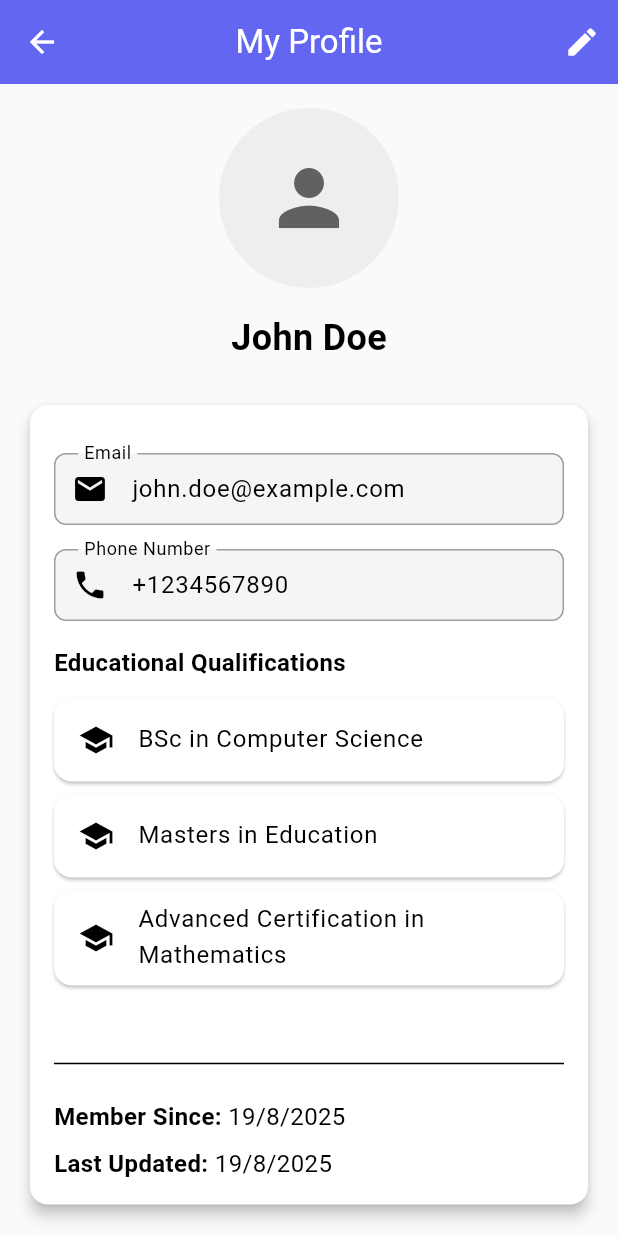
After one commit to Rsudheera/tuition-fee-fe, a Flutter app: the ProfileScreen screen opened by its route, on a phone screen of 412 x 824 dp. The commit adds this screen. Run offline on Flutter 3.47's test engine with Material 3 defaults, Android fonts, the phone set to English and light mode, and no system bars.

Commit message:
profile screen home

```diff
--- a/lib/data/models/teacher.dart
+++ b/lib/data/models/teacher.dart
@@ -5,6 +5,7 @@ class Teacher {
   final String email;
   final String phone;
   final String? profileImage;
+  final List<String> educationalQualifications;
   final DateTime createdAt;
   final DateTime updatedAt;
 
@@ -15,6 +16,7 @@ class Teacher {
     required this.email,
     required this.phone,
     this.profileImage,
+    this.educationalQualifications = const [],
     required this.createdAt,
     required this.updatedAt,
   });
@@ -29,6 +31,9 @@ class Teacher {
       email: json['email'] ?? '',
       phone: json['phone'] ?? '',
       profileImage: json['profileImage'],
+      educationalQualifications: json['educationalQualifications'] != null
+          ? List<String>.from(json['educationalQualifications'])
+          : [],
       createdAt: DateTime.parse(
         json['createdAt'] ?? DateTime.now().toIso8601String(),
       ),
@@ -46,6 +51,7 @@ class Teacher {
       'email': email,
       'phone': phone,
       'profileImage': profileImage,
+      'educationalQualifications': educationalQualifications,
       'createdAt': createdAt.toIso8601String(),
       'updatedAt': updatedAt.toIso8601String(),
     };
@@ -58,6 +64,7 @@ class Teacher {
     String? email,
     String? phone,
     String? profileImage,
+    List<String>? educationalQualifications,
     DateTime? createdAt,
     DateTime? updatedAt,
   }) {
@@ -68,6 +75,8 @@ class Teacher {
       email: email ?? this.email,
       phone: phone ?? this.phone,
       profileImage: profileImage ?? this.profileImage,
+      educationalQualifications:
+          educationalQualifications ?? this.educationalQualifications,
       createdAt: createdAt ?? this.createdAt,
       updatedAt: updatedAt ?? this.updatedAt,
     );
--- a/lib/main.dart
+++ b/lib/main.dart
@@ -3,6 +3,7 @@ import 'core/themes/app_theme.dart';
 import 'presentation/screens/auth/login_screen.dart';
 import 'presentation/screens/auth/register_screen.dart';
 import 'presentation/screens/dashboard/dashboard_screen.dart';
+import 'presentation/screens/profile/profile_screen.dart';
 
 void main() {
   runApp(const TuitionFeeApp());
@@ -21,6 +22,7 @@ class TuitionFeeApp extends StatelessWidget {
         '/login': (context) => const LoginScreen(),
         '/register': (context) => const RegisterScreen(),
         '/dashboard': (context) => const DashboardScreen(),
+        '/profile': (context) => const ProfileScreen(),
       },
       debugShowCheckedModeBanner: false,
     );
--- a/lib/presentation/screens/dashboard/dashboard_screen.dart
+++ b/lib/presentation/screens/dashboard/dashboard_screen.dart
@@ -1,5 +1,6 @@
 import 'package:flutter/material.dart';
 import '../classes/classes_list_screen.dart';
+import '../profile/profile_screen.dart';
 import '../students/students_list_screen.dart';
 
 class DashboardScreen extends StatefulWidget {
@@ -248,21 +249,8 @@ class ProfileTab extends StatelessWidget {
 
   @override
   Widget build(BuildContext context) {
-    return Scaffold(
-      appBar: AppBar(
-        title: const Text('Profile'),
-        automaticallyImplyLeading: false,
-        actions: [
-          IconButton(
-            icon: const Icon(Icons.logout),
-            onPressed: () {
-              // TODO: Implement logout
-              Navigator.of(context).pushReplacementNamed('/login');
-            },
-          ),
-        ],
-      ),
-      body: const Center(child: Text('Profile screen - To be implemented')),
-    );
+    // We're reusing the ProfileScreen but without the app bar
+    // since it's already in a tab with its own app bar
+    return const ProfileScreen();
   }
 }
--- /dev/null
+++ b/lib/presentation/screens/profile/profile_screen.dart
@@ -0,0 +1,317 @@
+import 'package:flutter/material.dart';
+import '../../../data/models/teacher.dart';
+import '../../widgets/profile/education_qualification_widget.dart';
+
+class ProfileScreen extends StatefulWidget {
+  final Teacher? teacher;
+
+  const ProfileScreen({Key? key, this.teacher}) : super(key: key);
+
+  @override
+  State<ProfileScreen> createState() => _ProfileScreenState();
+}
+
+class _ProfileScreenState extends State<ProfileScreen> {
+  late Teacher _teacher;
+  bool _isEditing = false;
+  final _formKey = GlobalKey<FormState>();
+
+  final TextEditingController _firstNameController = TextEditingController();
+  final TextEditingController _lastNameController = TextEditingController();
+  final TextEditingController _emailController = TextEditingController();
+  final TextEditingController _phoneController = TextEditingController();
+  List<String> _qualifications = [];
+
+  @override
+  void initState() {
+    super.initState();
+    // Initialize with mock data if no teacher provided
+    _teacher =
+        widget.teacher ??
+        Teacher(
+          id: '1',
+          firstName: 'John',
+          lastName: 'Doe',
+          email: 'john.doe@example.com',
+          phone: '+1234567890',
+          profileImage: null,
+          createdAt: DateTime.now(),
+          updatedAt: DateTime.now(),
+        );
+
+    _firstNameController.text = _teacher.firstName;
+    _lastNameController.text = _teacher.lastName;
+    _emailController.text = _teacher.email;
+    _phoneController.text = _teacher.phone;
+
+    // Initialize with teacher qualifications or defaults
+    _qualifications = _teacher.educationalQualifications.isNotEmpty
+        ? List.from(_teacher.educationalQualifications)
+        : [
+            'BSc in Computer Science',
+            'Masters in Education',
+            'Advanced Certification in Mathematics',
+          ];
+  }
+
+  @override
+  void dispose() {
+    _firstNameController.dispose();
+    _lastNameController.dispose();
+    _emailController.dispose();
+    _phoneController.dispose();
+    super.dispose();
+  }
+
+  void _toggleEditMode() {
+    setState(() {
+      _isEditing = !_isEditing;
+      if (!_isEditing) {
+        // Reset controllers to original values if canceling edit
+        _firstNameController.text = _teacher.firstName;
+        _lastNameController.text = _teacher.lastName;
+        _emailController.text = _teacher.email;
+        _phoneController.text = _teacher.phone;
+      }
+    });
+  }
+
+  void _saveProfile() {
+    if (_formKey.currentState!.validate()) {
+      // In a real app, you would save this to your backend
+      setState(() {
+        _teacher = _teacher.copyWith(
+          firstName: _firstNameController.text,
+          lastName: _lastNameController.text,
+          email: _emailController.text,
+          phone: _phoneController.text,
+          educationalQualifications: _qualifications,
+          updatedAt: DateTime.now(),
+        );
+        _isEditing = false;
+      });
+
+      ScaffoldMessenger.of(context).showSnackBar(
+        const SnackBar(content: Text('Profile updated successfully')),
+      );
+    }
+  }
+
+  @override
+  Widget build(BuildContext context) {
+    return Scaffold(
+      appBar: AppBar(
+        title: const Text('My Profile'),
+        actions: [
+          IconButton(
+            icon: Icon(_isEditing ? Icons.close : Icons.edit),
+            onPressed: _toggleEditMode,
+          ),
+          if (_isEditing)
+            IconButton(icon: const Icon(Icons.check), onPressed: _saveProfile),
+        ],
+      ),
+      body: SingleChildScrollView(
+        child: Padding(
+          padding: const EdgeInsets.all(16.0),
+          child: Form(
+            key: _formKey,
+            child: Column(
+              crossAxisAlignment: CrossAxisAlignment.center,
+              children: [
+                _buildProfileHeader(),
+                const SizedBox(height: 24),
+                _buildProfileDetails(),
+                if (_isEditing) ...[
+                  const SizedBox(height: 24),
+                  ElevatedButton(
+                    onPressed: _saveProfile,
+                    style: ElevatedButton.styleFrom(
+                      minimumSize: const Size(double.infinity, 50),
+                    ),
+                    child: const Text('Save Changes'),
+                  ),
+                ],
+              ],
+            ),
+          ),
+        ),
+      ),
+    );
+  }
+
+  Widget _buildProfileHeader() {
+    return Column(
+      children: [
+        Stack(
+          alignment: Alignment.bottomRight,
+          children: [
+            CircleAvatar(
+              radius: 60,
+              backgroundColor: Colors.grey.shade200,
+              backgroundImage: _teacher.profileImage != null
+                  ? NetworkImage(_teacher.profileImage!)
+                  : null,
+              child: _teacher.profileImage == null
+                  ? Icon(Icons.person, size: 60, color: Colors.grey.shade700)
+                  : null,
+            ),
+            if (_isEditing)
+              Container(
+                decoration: BoxDecoration(
+                  color: Theme.of(context).primaryColor,
+                  shape: BoxShape.circle,
+                ),
+                child: IconButton(
+                  icon: const Icon(
+                    Icons.camera_alt,
+                    color: Colors.white,
+                    size: 20,
+                  ),
+                  onPressed: () {
+                    // Add image picker functionality
+                  },
+                ),
+              ),
+          ],
+        ),
+        const SizedBox(height: 16),
+        if (!_isEditing)
+          Text(
+            _teacher.fullName,
+            style: const TextStyle(fontSize: 24, fontWeight: FontWeight.bold),
+          ),
+      ],
+    );
+  }
+
+  Widget _buildProfileDetails() {
+    return Card(
+      elevation: 4,
+      shape: RoundedRectangleBorder(borderRadius: BorderRadius.circular(12)),
+      child: Padding(
+        padding: const EdgeInsets.all(16.0),
+        child: Column(
+          crossAxisAlignment: CrossAxisAlignment.start,
+          children: [
+            if (_isEditing) ...[
+              _buildTextField(
+                controller: _firstNameController,
+                label: 'First Name',
+                icon: Icons.person,
+                validator: (value) {
+                  if (value == null || value.isEmpty) {
+                    return 'Please enter your first name';
+                  }
+                  return null;
+                },
+              ),
+              const SizedBox(height: 16),
+              _buildTextField(
+                controller: _lastNameController,
+                label: 'Last Name',
+                icon: Icons.person,
+                validator: (value) {
+                  if (value == null || value.isEmpty) {
+                    return 'Please enter your last name';
+                  }
+                  return null;
+                },
+              ),
+            ],
+            const SizedBox(height: 16),
+            _buildTextField(
+              controller: _emailController,
+              label: 'Email',
+              icon: Icons.email,
+              readOnly: !_isEditing,
+              keyboardType: TextInputType.emailAddress,
+              validator: (value) {
+                if (value == null || value.isEmpty) {
+                  return 'Please enter your email';
+                }
+                if (!RegExp(
+                  r'^[\w-\.]+@([\w-]+\.)+[\w-]{2,4}$',
+                ).hasMatch(value)) {
+                  return 'Please enter a valid email';
+                }
+                return null;
+              },
+            ),
+            const SizedBox(height: 16),
+            _buildTextField(
+              controller: _phoneController,
+              label: 'Phone Number',
+              icon: Icons.phone,
+              readOnly: !_isEditing,
+              keyboardType: TextInputType.phone,
+              validator: (value) {
+                if (value == null || value.isEmpty) {
+                  return 'Please enter your phone number';
+                }
+                return null;
+              },
+            ),
+            const SizedBox(height: 16),
+            EducationQualificationWidget(
+              isEditing: _isEditing,
+              qualifications: _qualifications,
+              onQualificationsChanged: (updatedQualifications) {
+                setState(() {
+                  _qualifications = updatedQualifications;
+                });
+              },
+            ),
+            const SizedBox(height: 24),
+            const Divider(),
+            const SizedBox(height: 16),
+            _buildInfoRow('Member Since', _formatDate(_teacher.createdAt)),
+            const SizedBox(height: 8),
+            _buildInfoRow('Last Updated', _formatDate(_teacher.updatedAt)),
+          ],
+        ),
+      ),
+    );
+  }
+
+  Widget _buildTextField({
+    required TextEditingController controller,
+    required String label,
+    required IconData icon,
+    bool readOnly = false,
+    TextInputType keyboardType = TextInputType.text,
+    int maxLines = 1,
+    String? Function(String?)? validator,
+  }) {
+    return TextFormField(
+      controller: controller,
+      decoration: InputDecoration(
+        labelText: label,
+        prefixIcon: Icon(icon),
+        border: OutlineInputBorder(borderRadius: BorderRadius.circular(8)),
+        filled: readOnly,
+        fillColor: readOnly ? Colors.grey.shade100 : null,
+      ),
+      readOnly: readOnly,
+      keyboardType: keyboardType,
+      maxLines: maxLines,
+      validator: validator,
+    );
+  }
+
+  Widget _buildInfoRow(String label, String value) {
+    return Row(
+      children: [
+        Text(
+          '$label: ',
+          style: const TextStyle(fontWeight: FontWeight.bold, fontSize: 16),
+        ),
+        Text(value, style: const TextStyle(fontSize: 16)),
+      ],
+    );
+  }
+
+  String _formatDate(DateTime date) {
+    return '${date.day}/${date.month}/${date.year}';
+  }
+}
--- /dev/null
+++ b/lib/presentation/widgets/profile/education_qualification_widget.dart
@@ -0,0 +1,123 @@
+import 'package:flutter/material.dart';
+
+class EducationQualificationWidget extends StatefulWidget {
+  final bool isEditing;
+  final List<String> qualifications;
+  final Function(List<String>) onQualificationsChanged;
+
+  const EducationQualificationWidget({
+    Key? key,
+    required this.isEditing,
+    required this.qualifications,
+    required this.onQualificationsChanged,
+  }) : super(key: key);
+
+  @override
+  State<EducationQualificationWidget> createState() =>
+      _EducationQualificationWidgetState();
+}
+
+class _EducationQualificationWidgetState
+    extends State<EducationQualificationWidget> {
+  late List<String> _qualifications;
+  final TextEditingController _newQualificationController =
+      TextEditingController();
+
+  @override
+  void initState() {
+    super.initState();
+    _qualifications = List.from(widget.qualifications);
+  }
+
+  void _addQualification() {
+    if (_newQualificationController.text.isNotEmpty) {
+      setState(() {
+        _qualifications.add(_newQualificationController.text);
+        _newQualificationController.clear();
+      });
+      widget.onQualificationsChanged(_qualifications);
+    }
+  }
+
+  void _removeQualification(int index) {
+    setState(() {
+      _qualifications.removeAt(index);
+    });
+    widget.onQualificationsChanged(_qualifications);
+  }
+
+  @override
+  Widget build(BuildContext context) {
+    return Column(
+      crossAxisAlignment: CrossAxisAlignment.start,
+      children: [
+        const Text(
+          'Educational Qualifications',
+          style: TextStyle(fontSize: 16, fontWeight: FontWeight.bold),
+        ),
+        const SizedBox(height: 8),
+        if (widget.isEditing) ...[
+          Row(
+            children: [
+              Expanded(
+                child: TextField(
+                  controller: _newQualificationController,
+                  decoration: InputDecoration(
+                    hintText: 'Add qualification (e.g., BSc Computer Science)',
+                    border: OutlineInputBorder(
+                      borderRadius: BorderRadius.circular(8),
+                    ),
+                  ),
+                ),
+              ),
+              const SizedBox(width: 8),
+              IconButton(
+                icon: const Icon(Icons.add_circle),
+                color: Theme.of(context).primaryColor,
+                onPressed: _addQualification,
+              ),
+            ],
+          ),
+          const SizedBox(height: 8),
+        ],
+        if (_qualifications.isEmpty)
+          const Padding(
+            padding: EdgeInsets.all(8.0),
+            child: Text(
+              'No educational qualifications added yet.',
+              style: TextStyle(fontStyle: FontStyle.italic, color: Colors.grey),
+            ),
+          )
+        else
+          ListView.builder(
+            shrinkWrap: true,
+            physics: const NeverScrollableScrollPhysics(),
+            itemCount: _qualifications.length,
+            itemBuilder: (context, index) {
+              return Card(
+                elevation: 1,
+                margin: const EdgeInsets.symmetric(vertical: 4),
+                child: ListTile(
+                  leading: const Icon(Icons.school),
+                  title: Text(_qualifications[index]),
+                  trailing: widget.isEditing
+                      ? IconButton(
+                          icon: const Icon(Icons.delete, color: Colors.red),
+                          onPressed: () => _removeQualification(index),
+                        )
+                      : null,
+                ),
+              );
+            },
+          ),
+        const SizedBox(height: 16),
+      ],
+    );
+  }
+
+  @override
+  void dispose() {
+    _newQualificationController.dispose();
+    super.dispose();
+  }
+}
--- a/pubspec.yaml
+++ b/pubspec.yaml
@@ -69,9 +69,8 @@ flutter:
   uses-material-design: true
 
   # To add assets to your application, add an assets section, like this:
-  # assets:
-  #   - images/a_dot_burr.jpeg
-  #   - images/a_dot_ham.jpeg
+  assets:
+    - assets/images/
 
   # An image asset can refer to one or more resolution-specific "variants", see
   # https://flutter.dev/to/resolution-aware-images
```
